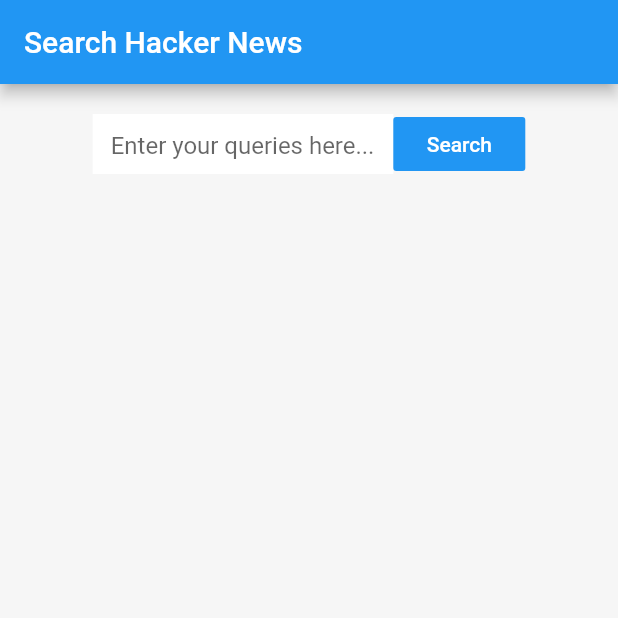
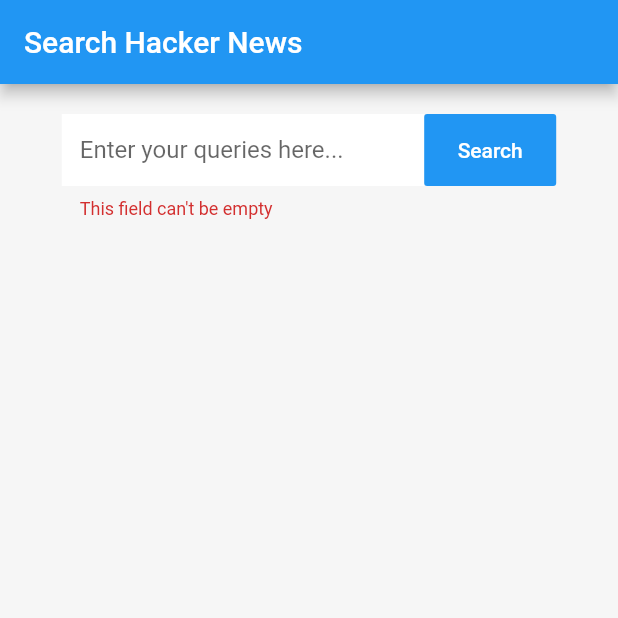
Before and after one commit to iamdipanshusingh/Hacker-News-Assignment-Flutter, a Flutter app: the screen it shows after launch, after a tap on "Search", on a phone screen of 412 x 824 dp, the top half of it. Run offline on Flutter 3.47's test engine with Material 2 defaults, Android fonts, the phone set to English and light mode, and no system bars.

Commit message:
provider: implements basic provider needs (#3)
* adds news result model

* implements provider

* implements searching logic using provider

```diff
--- a/lib/main.dart
+++ b/lib/main.dart
@@ -1,4 +1,6 @@
 import 'package:flutter/material.dart';
+import 'package:provider/provider.dart';
+import 'package:searchhn/src/provider/state.dart';
 import 'package:searchhn/src/screens/splash.dart';
 
 void main() {
@@ -8,10 +10,13 @@ void main() {
 class MyApp extends StatelessWidget {
   @override
   Widget build(BuildContext context) {
-    return MaterialApp(
-      title: 'Search Hacker News',
-      debugShowCheckedModeBanner: false,
-      home: SplashScreen(),
+    return ChangeNotifierProvider<AppState>(
+      create: (_) => AppState(),
+      child: MaterialApp(
+        title: 'Search Hacker News',
+        debugShowCheckedModeBanner: false,
+        home: SplashScreen(),
+      ),
     );
   }
 }
--- /dev/null
+++ b/lib/src/models/news_result.dart
@@ -0,0 +1,27 @@
+import 'package:searchhn/src/utils/utils.dart';
+
+class NewsResult {
+  final String id;
+  final String title;
+  final String author;
+  final int numComments;
+  final DateTime createdAt;
+
+  NewsResult({
+    this.id,
+    this.title,
+    this.author,
+    this.numComments,
+    this.createdAt,
+  });
+
+  factory NewsResult.fromJson(var json) {
+    return NewsResult(
+      id: json['objectID'],
+      title: json['title'],
+      author: json['author'],
+      numComments: json['num_comments'],
+      createdAt: Utils.getDateTimeFromMilliseconds(json['created_at_i']),
+    );
+  }
+}
--- /dev/null
+++ b/lib/src/provider/state.dart
@@ -0,0 +1,14 @@
+import 'package:flutter/foundation.dart';
+import 'package:searchhn/src/models/news_result.dart';
+
+class AppState extends ChangeNotifier {
+  bool _isLoading = false;
+  List<NewsResult> _newsList = List();
+
+  bool get isLoading => _isLoading;
+  List<NewsResult> get newsList => _newsList;
+
+  searchNews(String query, {bool shouldNotify = true}) {
+    print('$query has been searched');
+  }
+}
--- a/lib/src/screens/home/home.dart
+++ b/lib/src/screens/home/home.dart
@@ -1,11 +1,16 @@
 import 'package:flutter/material.dart';
+import 'package:provider/provider.dart';
+import 'package:searchhn/src/provider/state.dart';
 import 'package:searchhn/src/utils/const.dart';
 
 class HomeScreen extends StatelessWidget {
+  final _formKey = GlobalKey<FormState>();
+
   @override
   Widget build(BuildContext context) {
     final Size size = MediaQuery.of(context).size;
     final width = size.width;
+    final provider = Provider.of<AppState>(context);
 
     return Scaffold(
       appBar: AppBar(
@@ -14,16 +19,19 @@ class HomeScreen extends StatelessWidget {
       backgroundColor: bgColor,
       body: Column(
         children: [
+          SizedBox(height: 20),
           Center(
-            child: Container(
-              width: width * 0.7,
-              height: 40,
-              margin: const EdgeInsets.only(top: 20),
-              padding: const EdgeInsets.all(0),
+            child: Padding(
+              padding: EdgeInsets.symmetric(horizontal: width * 0.1),
               child: Row(
+                crossAxisAlignment: CrossAxisAlignment.start,
                 children: [
                   Expanded(
+                    child: Form(
+                      key: _formKey,
                       child: TextFormField(
+                        onSaved: (query) => provider.searchNews(query),
+                        validator: (value) => value == null || value.trim().isEmpty ? "This field can't be empty" : null,
                         decoration: InputDecoration(
                           hintText: 'Enter your queries here...',
                           border: InputBorder.none,
@@ -36,15 +44,18 @@ class HomeScreen extends StatelessWidget {
                         ),
                       ),
                     ),
-                  FlatButton(
-                    onPressed: () {
-                    },
+                  ),
+                  Container(
+                    height: 48,
+                    child: FlatButton(
+                      onPressed: _validateInput,
                       padding: const EdgeInsets.all(0),
                       color: Theme.of(context).primaryColor,
                       child: Text(
                         'Search',
                         style: TextStyle(
                           color: Colors.white,
+                        ),
                       ),
                     ),
                   ),
@@ -56,4 +67,16 @@ class HomeScreen extends StatelessWidget {
       ),
     );
   }
+
+  /// validates the input and saves the entered query
+  ///
+  /// the entered query on being saved, will search the news on its own
+  /// see [searchNews()] method in state.dart
+  void _validateInput() {
+    final formState = _formKey.currentState;
+
+    if (formState.validate()) {
+      formState.save();
     }
+  }
+}
--- /dev/null
+++ b/lib/src/utils/utils.dart
@@ -0,0 +1,8 @@
+class Utils {
+  /// returns [DateTime] representation of millisecond time
+  static DateTime getDateTimeFromMilliseconds(int time) {
+    if (time == null) return null;
+
+    return DateTime.fromMicrosecondsSinceEpoch(time * 1000);
+  }
+}
--- a/pubspec.yaml
+++ b/pubspec.yaml
@@ -23,6 +23,7 @@ environment:
 dependencies:
   flutter:
     sdk: flutter
+  provider: ^4.3.3
 
 
   # The following adds the Cupertino Icons font to your application.
```
Lines whose indentation alone changed are shown as unchanged.
